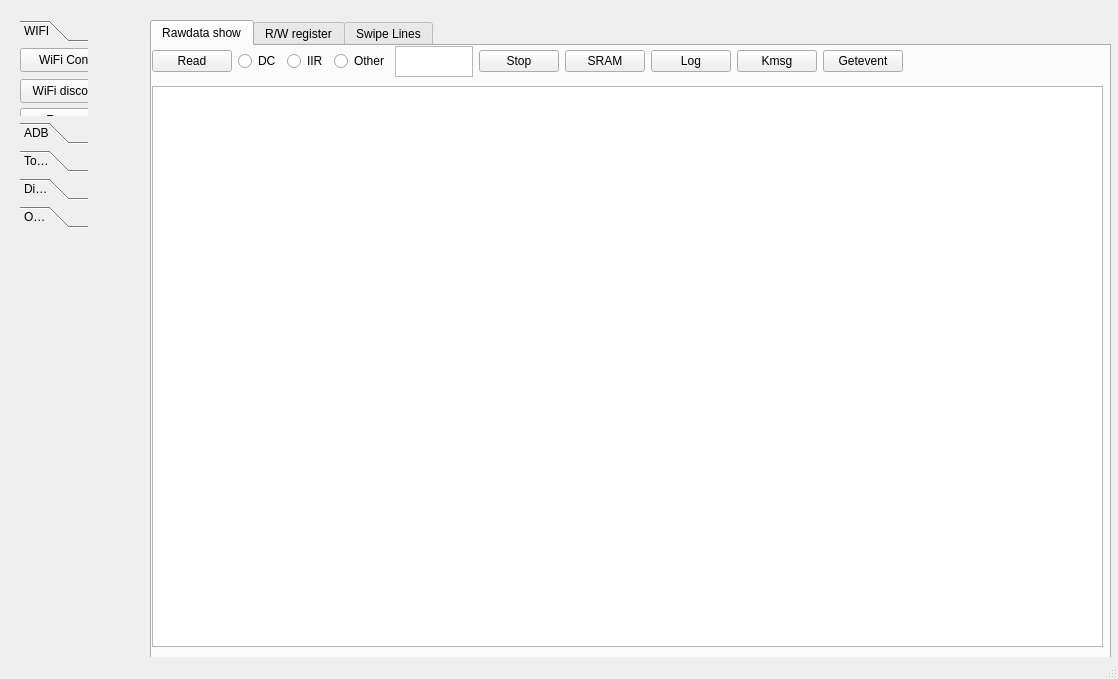
Qt form Monitor/monitor.ui (MorgenYang/wareless_adb_debug_tool) before a commit.
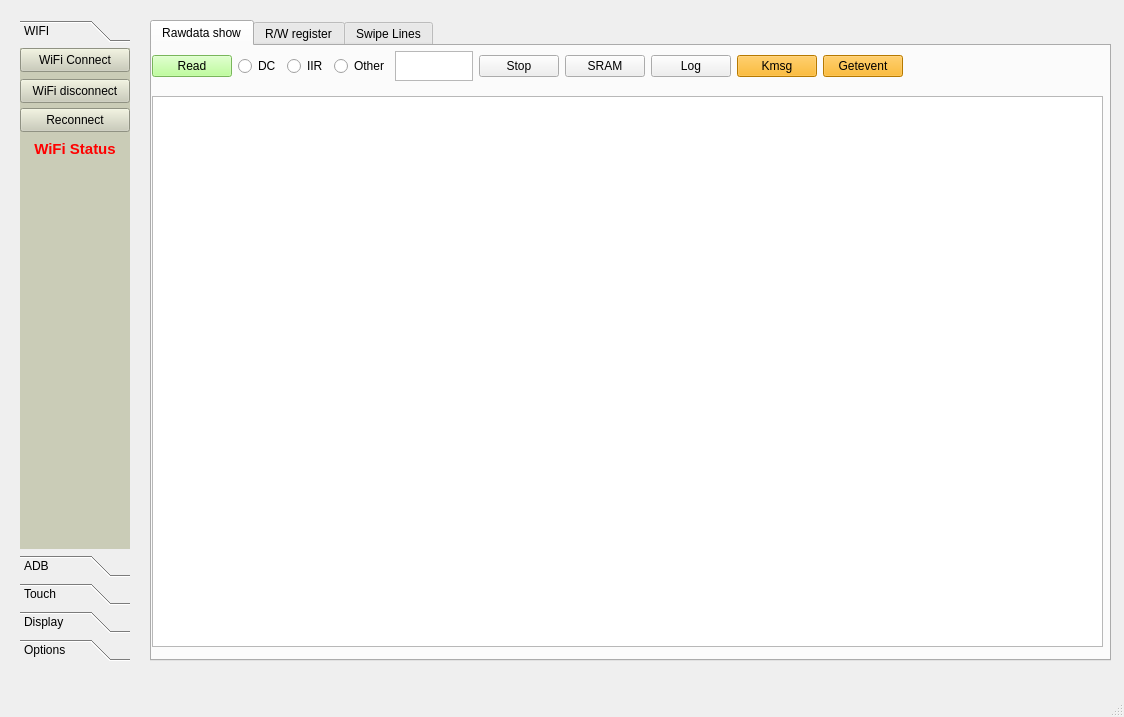
The same form after that commit. The open tabs and pages were chosen to show the change.

What changed in the file:
```diff
--- a/Monitor/monitor.ui
+++ b/Monitor/monitor.ui
@@ -9,8 +9,8 @@
    <rect>
     <x>0</x>
     <y>0</y>
-    <width>1118</width>
-    <height>679</height>
+    <width>1124</width>
+    <height>717</height>
    </rect>
   </property>
   <property name="windowTitle">
@@ -31,13 +31,22 @@
       <number>0</number>
      </property>
      <property name="sizeConstraint">
-      <enum>QLayout::SetFixedSize</enum>
+      <enum>QLayout::SetMaximumSize</enum>
      </property>
      <property name="topMargin">
       <number>0</number>
      </property>
      <item>
       <widget class="QToolBox" name="toolBox">
+       <property name="maximumSize">
+        <size>
+         <width>110</width>
+         <height>16777215</height>
+        </size>
+       </property>
+       <property name="styleSheet">
+        <string notr="true"/>
+       </property>
        <property name="currentIndex">
         <number>2</number>
        </property>
@@ -50,6 +59,9 @@
           <height>509</height>
          </rect>
         </property>
+        <property name="styleSheet">
+         <string notr="true">background-color: rgb(202, 204, 183);</string>
+        </property>
         <attribute name="label">
          <string>WIFI</string>
         </attribute>
@@ -95,6 +107,41 @@
           <bool>false</bool>
          </property>
         </widget>
+        <widget class="QLabel" name="label_2">
+         <property name="geometry">
+          <rect>
+           <x>0</x>
+           <y>90</y>
+           <width>110</width>
+           <height>21</height>
+          </rect>
+         </property>
+         <property name="maximumSize">
+          <size>
+           <width>110</width>
+           <height>16777215</height>
+          </size>
+         </property>
+         <property name="font">
+          <font>
+           <pointsize>11</pointsize>
+           <weight>75</weight>
+           <bold>true</bold>
+          </font>
+         </property>
+         <property name="styleSheet">
+          <string notr="true">color: qconicalgradient(cx:0.5, cy:0.5, angle:0, stop:0 rgba(255, 255, 255, 255), stop:0.373979 rgba(255, 255, 255, 255), stop:0.373991 rgba(33, 30, 255, 255), stop:0.624018 rgba(33, 30, 255, 255), stop:0.624043 rgba(255, 0, 0, 255), stop:1 rgba(255, 0, 0, 255));</string>
+         </property>
+         <property name="text">
+          <string>WiFi Status</string>
+         </property>
+         <property name="alignment">
+          <set>Qt::AlignCenter</set>
+         </property>
+         <property name="wordWrap">
+          <bool>false</bool>
+         </property>
+        </widget>
        </widget>
        <widget class="QWidget" name="page_2">
         <property name="geometry">
@@ -584,6 +631,12 @@
         <number>0</number>
        </property>
        <widget class="QWidget" name="tab">
+        <property name="font">
+         <font>
+          <weight>50</weight>
+          <bold>false</bold>
+         </font>
+        </property>
         <attribute name="title">
          <string>Rawdata show</string>
         </attribute>
@@ -593,12 +646,18 @@
            <x>0</x>
            <y>0</y>
            <width>751</width>
-           <height>31</height>
+           <height>41</height>
           </rect>
          </property>
          <layout class="QHBoxLayout" name="horizontalLayout_2">
           <item>
            <widget class="QPushButton" name="rawdataRead">
+            <property name="cursor">
+             <cursorShape>PointingHandCursor</cursorShape>
+            </property>
+            <property name="styleSheet">
+             <string notr="true">background-color: rgb(170, 255, 127);</string>
+            </property>
             <property name="text">
              <string>Read</string>
             </property>
@@ -626,7 +685,14 @@
            </widget>
           </item>
           <item>
-           <widget class="QTextEdit" name="textEdit"/>
+           <widget class="QTextEdit" name="textEdit">
+            <property name="maximumSize">
+             <size>
+              <width>16777215</width>
+              <height>30</height>
+             </size>
+            </property>
+           </widget>
           </item>
           <item>
            <widget class="QPushButton" name="pushButton_2">
@@ -651,6 +717,9 @@
           </item>
           <item>
            <widget class="QPushButton" name="pushButton_4">
+            <property name="styleSheet">
+             <string notr="true">background-color: rgb(255, 170, 0);</string>
+            </property>
             <property name="text">
              <string>Kmsg</string>
             </property>
@@ -658,6 +727,9 @@
           </item>
           <item>
            <widget class="QPushButton" name="pushButton_14">
+            <property name="styleSheet">
+             <string notr="true">background-color: rgb(255, 170, 0);</string>
+            </property>
             <property name="text">
              <string>Getevent</string>
             </property>
@@ -669,9 +741,9 @@
          <property name="geometry">
           <rect>
            <x>0</x>
-           <y>40</y>
+           <y>50</y>
            <width>951</width>
-           <height>561</height>
+           <height>551</height>
           </rect>
          </property>
          <layout class="QHBoxLayout" name="horizontalLayout_3">
```
Left out of the diff: 20 changed lines with no effect on the pictures.
